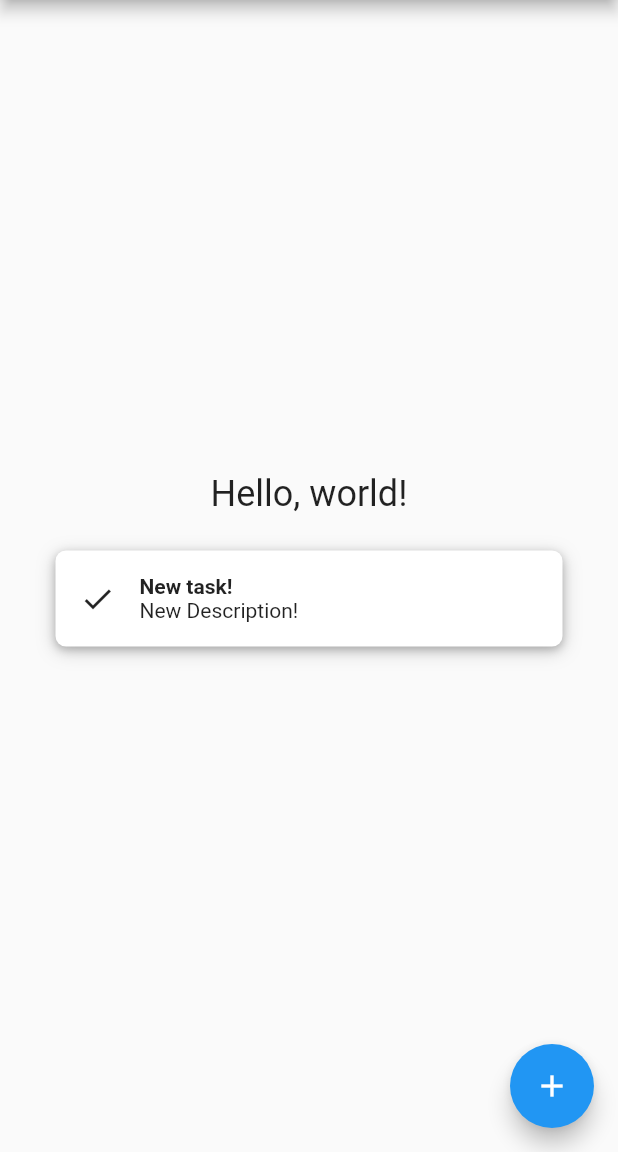
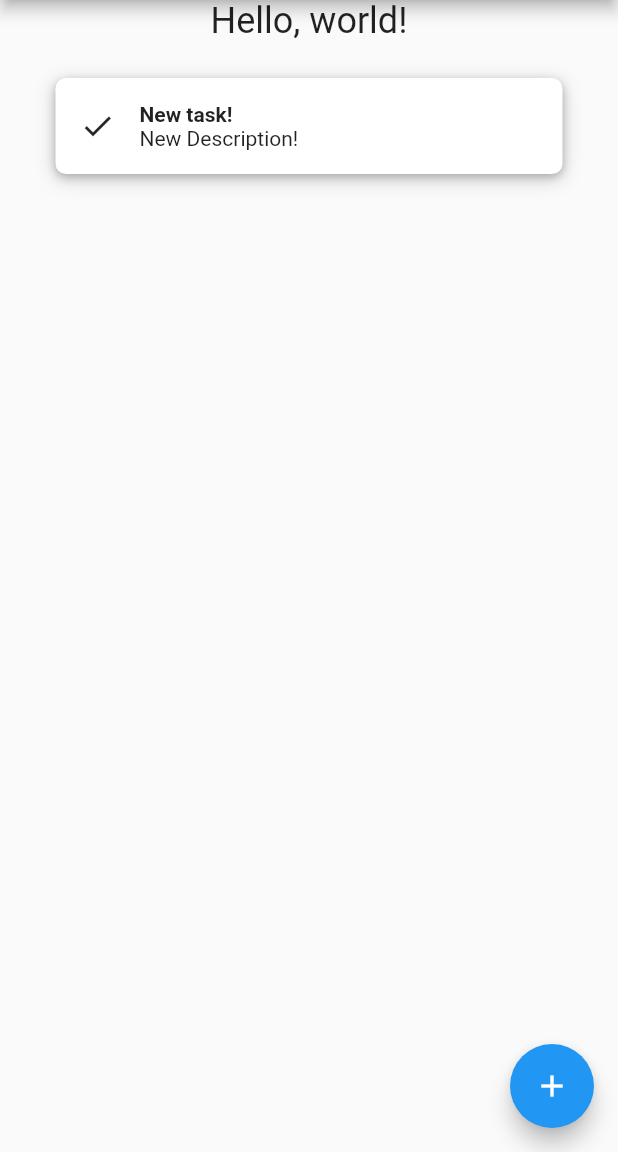
Before and after one commit to garrettluu/hack-mobile, a Flutter app: the screen it shows after launch, after a tap on the "add" icon, on a phone screen of 412 x 824 dp, the part 84-1236 px from its top. Run offline on Flutter 3.47's test engine with Material 2 defaults, Android fonts, the phone set to English and light mode, and no system bars.

Commit message:
Changed Column to ListView

```diff
--- a/lib/main.dart
+++ b/lib/main.dart
@@ -75,22 +75,7 @@ class _MyHomePageState extends State<MyHomePage> {
       body: Center(
         // Center is a layout widget. It takes a single child and positions it
         // in the middle of the parent.
-        child: Column(
-          // Column is also a layout widget. It takes a list of children and
-          // arranges them vertically. By default, it sizes itself to fit its
-          // children horizontally, and tries to be as tall as its parent.
-          //
-          // Invoke "debug painting" (press "p" in the console, choose the
-          // "Toggle Debug Paint" action from the Flutter Inspector in Android
-          // Studio, or the "Toggle Debug Paint" command in Visual Studio Code)
-          // to see the wireframe for each widget.
-          //
-          // Column has various properties to control how it sizes itself and
-          // how it positions its children. Here we use mainAxisAlignment to
-          // center the children vertically; the main axis here is the vertical
-          // axis because Columns are vertical (the cross axis would be
-          // horizontal).
-          mainAxisAlignment: MainAxisAlignment.center,
+        child: ListView(
           children: <Widget>[
             Text(
               "Hello, world!",
@@ -98,13 +83,6 @@ class _MyHomePageState extends State<MyHomePage> {
               style: TextStyle(fontSize: 24),
             ),
             SizedBox(height: 24),
-            // TaskWidget(
-            //     title: "Watch CSE 120 Lectures",
-            //     description: "Catch up on any missed lectures"),
-            // TaskWidget(
-            //   title: "Finish CSE 142L Lab",
-            //   description: "This will take a long time!",
-            // )
             ..._tasks
           ],
         ),
```
